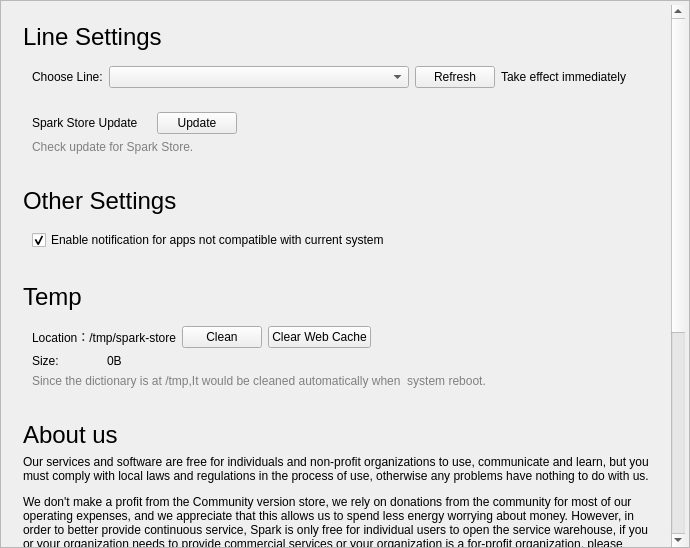
The window that src/pages/settingspage.ui (spark-store-project/spark-store) describes before a commit, drawn with Qt 5.
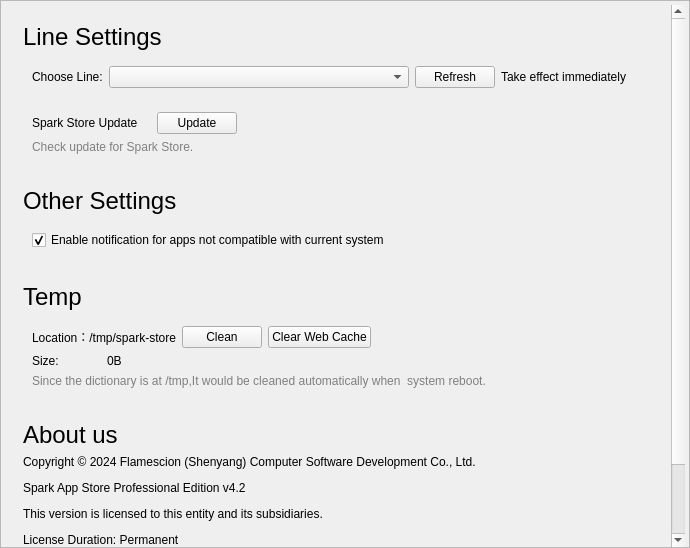
The same window after the commit.

The edit to the form file:
```diff
--- a/src/pages/settingspage.ui
+++ b/src/pages/settingspage.ui
@@ -70,10 +70,10 @@
         <widget class="QWidget" name="scrollAreaWidgetContents">
          <property name="geometry">
           <rect>
-           <x>0</x>
-           <y>0</y>
-           <width>688</width>
-           <height>940</height>
+           <x>-58</x>
+           <y>-204</y>
+           <width>738</width>
+           <height>746</height>
           </rect>
          </property>
          <layout class="QVBoxLayout" name="verticalLayout_23">
@@ -356,7 +356,7 @@
              <item>
               <widget class="QLabel" name="label_10">
                <property name="text">
-                <string>&lt;html&gt;&lt;head/&gt;&lt;body&gt;&lt;p&gt;Our services and software are free for individuals and non-profit organizations to use, communicate and learn, but you must comply with local laws and regulations in the process of use, otherwise any problems have nothing to do with us. &lt;/p&gt;&lt;p&gt;We don't make a profit from the Community version store, we rely on donations from the community for most of our operating expenses, and we appreciate that this allows us to spend less energy worrying about money. However, in order to better provide continuous service, Spark is only free for individual users to open the service warehouse, if you or your organization needs to provide commercial services or your organization is a for-profit organization, please contact us to obtain commercial authorization. &lt;/p&gt;&lt;p&gt;When using the Software, users or organizations are strictly forbidden to engage in any form of malicious behavior, including but not limited to malicious attacks, abuse, destruction, bulk crawling of the software warehouse, etc. The definition of malicious behavior is judged by the Spark community, and violators will be held legally responsible. Spark Community reserves the right to distribute the software packages it produces. &lt;/p&gt;&lt;p&gt;Any person or organization is prohibited from using the Spark Community software package for commercial purposes or redistributing it without the express authorization of the Spark Community. This clause is intended to ensure the spirit of open source while safeguarding the intellectual property rights of the Spark community. In addition to the above, if you use the Spark Store main program or part of its code, you are subject to all other terms and requirements of the GPL v3.&lt;/p&gt;&lt;p&gt;If any part of the store infringes your rights, please tell us &lt;a href=&quot;mailto:jifengshenmo@outlook.com&quot;&gt;&lt;span style=&quot; text-decoration: underline; color:#0082fa;&quot;&gt;jifengshenmo@outlook.com&lt;/span&gt;&lt;/a&gt; we will remove the infringing content as soon as possible. &lt;/p&gt;&lt;p&gt;If you'd like to get involved with us too, whether you're involved in development, design, pitching or submitting work, we welcome you to join us. &lt;/p&gt;&lt;p&gt;&lt;span style=&quot; text-decoration: underline; color:#0000ff;&quot;&gt;&lt;br/&gt;&lt;/span&gt;Our contact method can be found at &lt;a href=&quot;https://blog.shenmo.tech/post/%E6%95%85%E9%9A%9C%E5%85%AC%E5%91%8A/&quot;&gt;&lt;span style=&quot; text-decoration: underline; color:#0082fa;&quot;&gt;Here&lt;/span&gt;&lt;/a&gt;&lt;/p&gt;&lt;/body&gt;&lt;/html&gt;</string>
+                <string>&lt;html&gt;&lt;head/&gt;&lt;body&gt;&lt;p&gt;Copyright © 2024 Flamescion (Shenyang) Computer Software Development Co., Ltd. &lt;/p&gt;&lt;p&gt;Spark App Store Professional Edition v4.2 &lt;/p&gt;&lt;p&gt;This version is licensed to this entity and its subsidiaries.&lt;/p&gt;&lt;p&gt;License Duration: Permanent &lt;/p&gt;&lt;p&gt;Service Duration: From May 7, 2024, for 365 days&lt;/p&gt;&lt;/body&gt;&lt;/html&gt;</string>
                </property>
                <property name="wordWrap">
                 <bool>true</bool>
```
